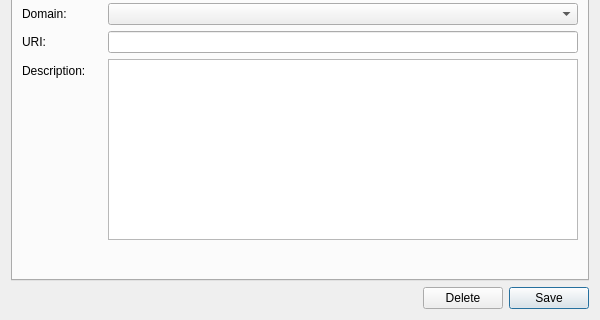
Old version of the form projects/ores.qt/ui/CodingSchemeDetailDialog.ui in the repository OreStudio/OreStudio; both pictures show x 0 to 600 and y 180 to 500 of the 600 by 500 pixel window.
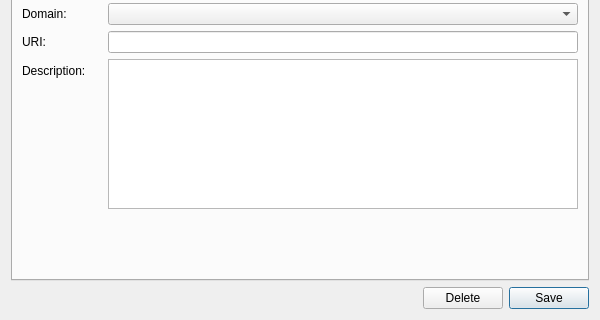
New version of the form. Custom widgets are drawn as their Qt base class.

Diff of the .ui file:
```diff
--- a/projects/ores.qt/ui/CodingSchemeDetailDialog.ui
+++ b/projects/ores.qt/ui/CodingSchemeDetailDialog.ui
@@ -126,8 +126,17 @@
          </item>
          <item row="6" column="1">
           <widget class="QPlainTextEdit" name="descriptionEdit">
-           <property name="maximumHeight">
-            <number>80</number>
+           <property name="minimumSize">
+            <size>
+             <width>0</width>
+             <height>80</height>
+            </size>
+           </property>
+           <property name="maximumSize">
+            <size>
+             <width>16777215</width>
+             <height>150</height>
+            </size>
            </property>
           </widget>
          </item>
```
